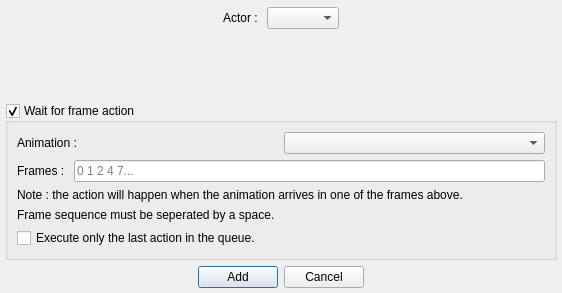
First picture: the form in Dialogs/actiondialog.ui, repository Epsilon-K/QGameEditor, before the edit.
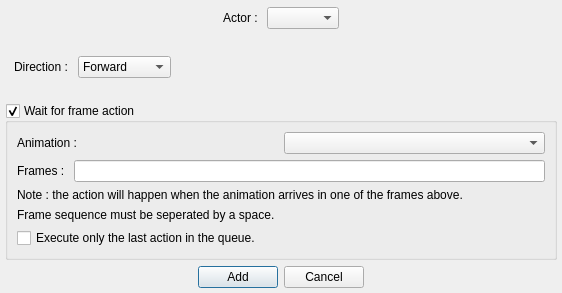
Second picture: the form after the edit. The open tabs and pages were chosen to show the change.

Commit message:
Add "change animation direction" action
and added the physical response and script action classes

The edit to the form file:
```diff
--- a/Dialogs/actiondialog.ui
+++ b/Dialogs/actiondialog.ui
@@ -200,7 +200,67 @@
        </item>
       </layout>
      </widget>
-     <widget class="QWidget" name="page_Change_Anim_Dir"/>
+     <widget class="QWidget" name="page_Change_Anim_Dir">
+      <layout class="QVBoxLayout" name="verticalLayout_4">
+       <item>
+        <layout class="QHBoxLayout" name="horizontalLayout_7">
+         <item>
+          <widget class="QLabel" name="label_7">
+           <property name="text">
+            <string>Direction : </string>
+           </property>
+          </widget>
+         </item>
+         <item>
+          <widget class="QComboBox" name="animDirCombo_d1">
+           <property name="sizeAdjustPolicy">
+            <enum>QComboBox::AdjustToContents</enum>
+           </property>
+           <property name="iconSize">
+            <size>
+             <width>32</width>
+             <height>32</height>
+            </size>
+           </property>
+           <item>
+            <property name="text">
+             <string>Forward</string>
+            </property>
+           </item>
+           <item>
+            <property name="text">
+             <string>Backward</string>
+            </property>
+           </item>
+           <item>
+            <property name="text">
+             <string>Stopped</string>
+            </property>
+           </item>
+           <item>
+            <property name="text">
+             <string>No Change</string>
+            </property>
+           </item>
+          </widget>
+         </item>
+         <item>
+          <spacer name="horizontalSpacer_7">
+           <property name="orientation">
+            <enum>Qt::Horizontal</enum>
+           </property>
+           <property name="sizeHint" stdset="0">
+            <size>
+             <width>40</width>
+             <height>20</height>
+            </size>
+           </property>
+          </spacer>
+         </item>
+        </layout>
+       </item>
+      </layout>
+     </widget>
      <widget class="QWidget" name="page_Change_Cursor"/>
      <widget class="QWidget" name="page_Change_Parent"/>
      <widget class="QWidget" name="page_Change_Path"/>
@@ -273,7 +333,7 @@
         <item>
          <widget class="QLineEdit" name="waitFramesLineEdit">
           <property name="placeholderText">
-           <string>0 1 2 4 7...</string>
+           <string/>
           </property>
          </widget>
         </item>
```
Left out of the diff: 3 changed lines with no effect on the pictures. The commit also changes 14 other files.
